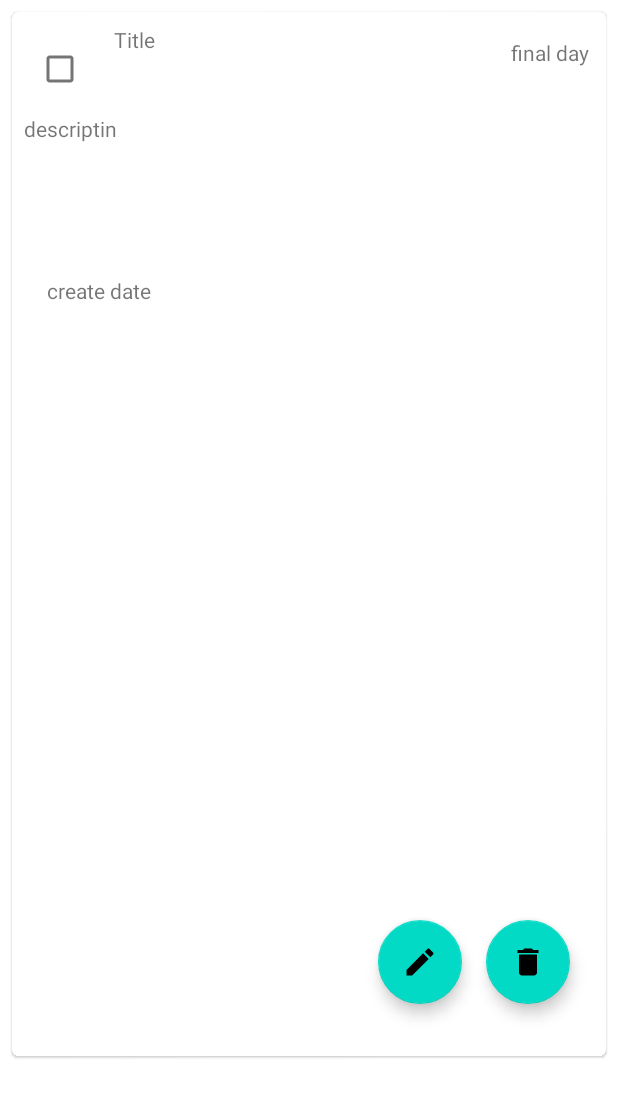
After one commit to NorahAlbaqami/ToDoList, an Android app: the layout task_card.xml on its own in the app's theme, with its tools: preview values and no code run, on a phone screen of 412 x 824 dp. The commit adds this screen. Shown: the top 1097 px of the screen. Run offline under Robolectric (Android 15) with nearby library versions, the phone set to English and light mode, and no system bars.

Commit message:
basic changes

```diff
--- a/app/build.gradle
+++ b/app/build.gradle
@@ -37,6 +37,8 @@ dependencies {
     implementation 'androidx.appcompat:appcompat:1.3.1'
     implementation 'com.google.android.material:material:1.4.0'
     implementation 'androidx.constraintlayout:constraintlayout:2.1.1'
+    implementation "com.google.dagger:hilt-android:2.38.1"
+    implementation 'androidx.legacy:legacy-support-v4:1.0.0'
     testImplementation 'junit:junit:4.+'
     androidTestImplementation 'androidx.test.ext:junit:1.1.3'
     androidTestImplementation 'androidx.test.espresso:espresso-core:3.4.0'
--- a/app/src/main/java/com/example/todolist/MainActivity.kt
+++ b/app/src/main/java/com/example/todolist/MainActivity.kt
@@ -2,6 +2,7 @@ package com.example.todolist
 
 import androidx.appcompat.app.AppCompatActivity
 import android.os.Bundle
+
 
 class MainActivity : AppCompatActivity() {
     override fun onCreate(savedInstanceState: Bundle?) {
--- /dev/null
+++ b/app/src/main/java/com/example/todolist/model/Task.kt
@@ -0,0 +1,6 @@
+package com.example.todolist.model
+
+import androidx.lifecycle.ViewModel
+
+class Task : ViewModel() {
+}
--- /dev/null
+++ b/app/src/main/res/drawable/check.xml
@@ -0,0 +1,5 @@
+<vector android:height="24dp" android:tint="#D4BCBC"
+    android:viewportHeight="24" android:viewportWidth="24"
+    android:width="24dp" xmlns:android="http://schemas.android.com/apk/res/android">
+    <path android:fillColor="@android:color/white" android:pathData="M9,16.17L4.83,12l-1.42,1.41L9,19 21,7l-1.41,-1.41z"/>
+</vector>
--- /dev/null
+++ b/app/src/main/res/drawable/delete.xml
@@ -0,0 +1,5 @@
+<vector android:height="24dp" android:tint="#D4BCBC"
+    android:viewportHeight="24" android:viewportWidth="24"
+    android:width="24dp" xmlns:android="http://schemas.android.com/apk/res/android">
+    <path android:fillColor="@android:color/white" android:pathData="M6,19c0,1.1 0.9,2 2,2h8c1.1,0 2,-0.9 2,-2V7H6v12zM19,4h-3.5l-1,-1h-5l-1,1H5v2h14V4z"/>
+</vector>
--- /dev/null
+++ b/app/src/main/res/drawable/edit.xml
@@ -0,0 +1,5 @@
+<vector android:height="24dp" android:tint="#D4BCBC"
+    android:viewportHeight="24" android:viewportWidth="24"
+    android:width="24dp" xmlns:android="http://schemas.android.com/apk/res/android">
+    <path android:fillColor="@android:color/white" android:pathData="M3,17.25V21h3.75L17.81,9.94l-3.75,-3.75L3,17.25zM20.71,7.04c0.39,-0.39 0.39,-1.02 0,-1.41l-2.34,-2.34c-0.39,-0.39 -1.02,-0.39 -1.41,0l-1.83,1.83 3.75,3.75 1.83,-1.83z"/>
+</vector>
--- /dev/null
+++ b/app/src/main/res/drawable/ic_plus_24.xml
@@ -0,0 +1,5 @@
+<vector android:height="24dp" android:tint="#D4BCBC"
+    android:viewportHeight="24" android:viewportWidth="24"
+    android:width="24dp" xmlns:android="http://schemas.android.com/apk/res/android">
+    <path android:fillColor="@android:color/white" android:pathData="M19,13h-6v6h-2v-6H5v-2h6V5h2v6h6v2z"/>
+</vector>
--- /dev/null
+++ b/app/src/main/res/layout/task_card.xml
@@ -0,0 +1,110 @@
+<?xml version="1.0" encoding="utf-8"?>
+<com.google.android.material.card.MaterialCardView xmlns:android="http://schemas.android.com/apk/res/android"
+    xmlns:app="http://schemas.android.com/apk/res-auto"
+    xmlns:tools="http://schemas.android.com/tools"
+    android:layout_width="match_parent"
+    android:layout_height="wrap_content"
+    android:layout_margin="8dp"
+
+    >
+
+    <androidx.constraintlayout.widget.ConstraintLayout
+        android:layout_width="match_parent"
+        android:layout_height="696dp"
+        android:padding="8dp">
+
+
+        <TextView
+            android:id="@+id/card_title"
+            android:layout_width="wrap_content"
+            android:layout_height="wrap_content"
+            android:layout_marginEnd="8dp"
+            android:layout_marginBottom="660dp"
+            android:text="Title"
+            app:layout_constraintBottom_toBottomOf="parent"
+            app:layout_constraintEnd_toEndOf="parent"
+            app:layout_constraintHorizontal_bias="0.041"
+            app:layout_constraintStart_toEndOf="@+id/checkBox_task_done" />
+
+        <TextView
+            android:id="@+id/card_descriptin"
+            android:layout_width="362dp"
+            android:layout_height="92dp"
+            android:text="descriptin"
+            app:layout_constraintBottom_toBottomOf="parent"
+            app:layout_constraintEnd_toEndOf="parent"
+            app:layout_constraintHorizontal_bias="0.0"
+            app:layout_constraintStart_toStartOf="parent"
+            app:layout_constraintTop_toTopOf="parent"
+            app:layout_constraintVertical_bias="0.102" />
+
+        <TextView
+            android:id="@+id/card_d_day"
+            android:layout_width="wrap_content"
+            android:layout_height="wrap_content"
+            android:text="final day "
+            app:layout_constraintBottom_toBottomOf="parent"
+            app:layout_constraintEnd_toEndOf="parent"
+            app:layout_constraintHorizontal_bias="1.0"
+            app:layout_constraintStart_toEndOf="@+id/card_title"
+            app:layout_constraintTop_toTopOf="parent"
+            app:layout_constraintVertical_bias="0.014" />
+
+        <TextView
+            android:id="@+id/create_date"
+            android:layout_width="wrap_content"
+            android:layout_height="wrap_content"
+            android:text="create date"
+            app:layout_constraintBottom_toBottomOf="parent"
+            app:layout_constraintEnd_toEndOf="parent"
+            app:layout_constraintHorizontal_bias="0.049"
+            app:layout_constraintStart_toStartOf="parent"
+            app:layout_constraintTop_toBottomOf="@+id/card_descriptin"
+            app:layout_constraintVertical_bias="0.032" />
+
+        <CheckBox
+            android:id="@+id/checkBox_task_done"
+            android:layout_width="wrap_content"
+            android:layout_height="wrap_content"
+
+            app:layout_constraintBottom_toBottomOf="parent"
+            app:layout_constraintEnd_toEndOf="parent"
+            app:layout_constraintHorizontal_bias="0.0"
+            app:layout_constraintStart_toStartOf="parent"
+            app:layout_constraintTop_toTopOf="parent"
+            app:layout_constraintVertical_bias="0.009" />
+
+        <com.google.android.material.floatingactionbutton.FloatingActionButton
+            android:id="@+id/delete_task_button"
+            android:layout_width="wrap_content"
+            android:layout_height="wrap_content"
+            android:layout_gravity="bottom|right"
+            android:layout_margin="16dp"
+            app:layout_constraintBottom_toBottomOf="parent"
+            app:layout_constraintEnd_toEndOf="parent"
+            app:layout_constraintHorizontal_bias="1.0"
+            app:layout_constraintStart_toStartOf="parent"
+
+            app:layout_constraintTop_toBottomOf="@+id/card_descriptin"
+            app:layout_constraintVertical_bias="0.976"
+            app:srcCompat="@drawable/delete" />
+
+        <com.google.android.material.floatingactionbutton.FloatingActionButton
+            android:id="@+id/edit_task_button"
+            android:layout_width="wrap_content"
+            android:layout_height="wrap_content"
+            android:layout_gravity="bottom|right"
+            android:layout_margin="16dp"
+
+
+            app:layout_constraintBottom_toBottomOf="parent"
+
+            app:layout_constraintEnd_toStartOf="@+id/delete_task_button"
+            app:layout_constraintHorizontal_bias="1.0"
+            app:layout_constraintStart_toStartOf="parent"
+            app:layout_constraintTop_toBottomOf="@+id/card_descriptin"
+            app:layout_constraintVertical_bias="0.976"
+            app:srcCompat="@drawable/edit" />
+
+    </androidx.constraintlayout.widget.ConstraintLayout>
+</com.google.android.material.card.MaterialCardView>
--- a/app/src/main/res/values/strings.xml
+++ b/app/src/main/res/values/strings.xml
@@ -1,3 +1,5 @@
 <resources>
     <string name="app_name">ToDoList</string>
+    <!-- TODO: Remove or change this placeholder text -->
+    <string name="hello_blank_fragment">Hello blank fragment</string>
 </resources>
```
Also changed, not shown: app/src/main/java/com/example/todolist/AddTaskFragment.kt (added, +26 -0 lines), app/src/main/java/com/example/todolist/ListOfTask.kt (added, +24 -0 lines), app/src/main/res/layout/activity_main.xml (+7 -8 lines), app/src/main/res/layout/fragment_add_task.xml (added, +68 -0 lines), app/src/main/res/layout/fragment_list_of_task.xml (added, +38 -0 lines).
